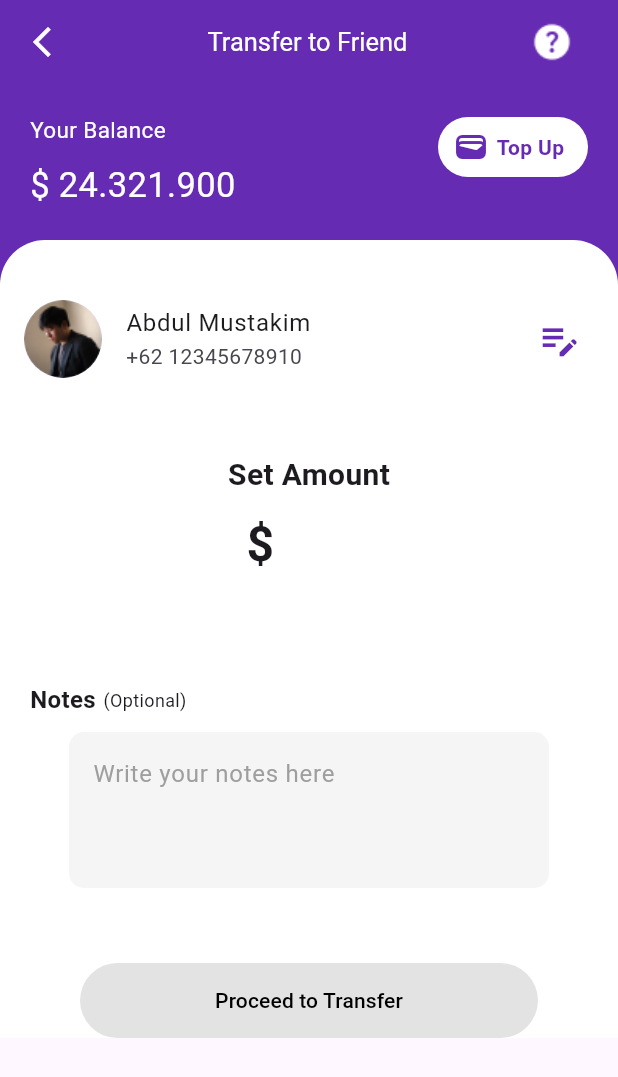
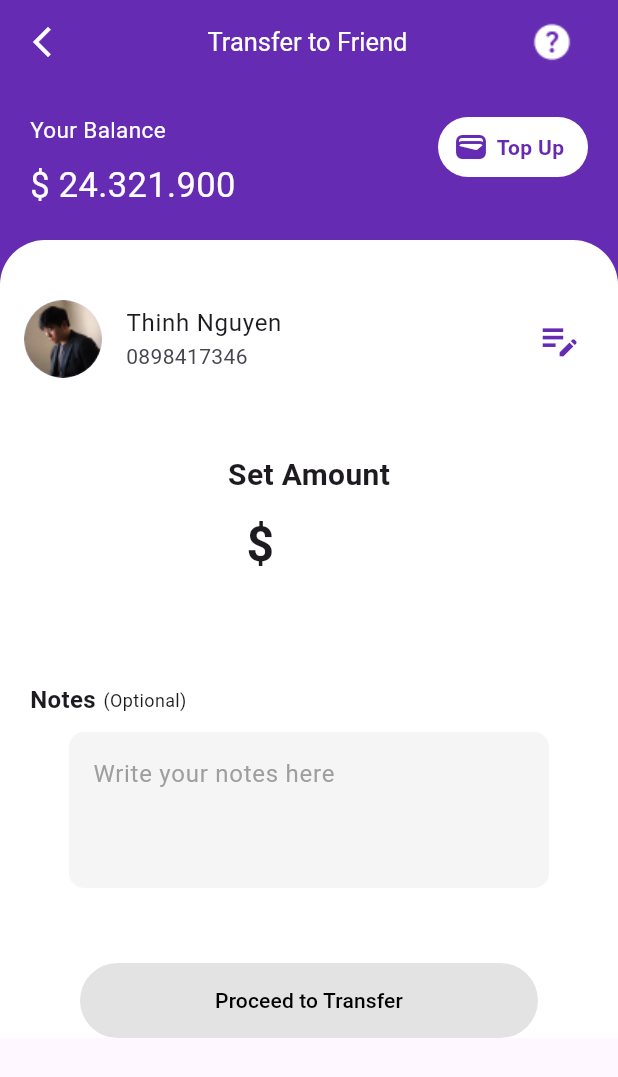
Before and after one commit to fanta1ty/flutter_e_wallet_app, a Flutter app: the TransferToContactPage screen opened directly, on a phone screen of 412 x 824 dp. Shown: the top 1077 px of the screen. Run offline on Flutter 3.47's test engine with Material 3 defaults, Android fonts, the phone set to English and light mode, and no system bars; our stand-ins replace bloc, cloud_firestore, firebase_auth, firebase_core, flutter_bloc, google_fonts; accounts and stored records are empty.

Commit message:
Update transfer_to_contact.dart

```diff
--- a/e_wallet/lib/screen/transfer_to_contact/transfer_to_contact.dart
+++ b/e_wallet/lib/screen/transfer_to_contact/transfer_to_contact.dart
@@ -142,8 +142,8 @@ class TransferToContactPage extends StatelessWidget {
                                   backgroundImage:
                                       AssetImage('assets/image/image_1.png'),
                                 ),
-                                title: Text("Abdul Mustakim"),
-                                subtitle: Text("+62 12345678910"),
+                                title: Text("Thinh Nguyen"),
+                                subtitle: Text("0898417346"),
                                 trailing: Icon(
                                   Icons.edit_note,
                                   size: 30,
```
